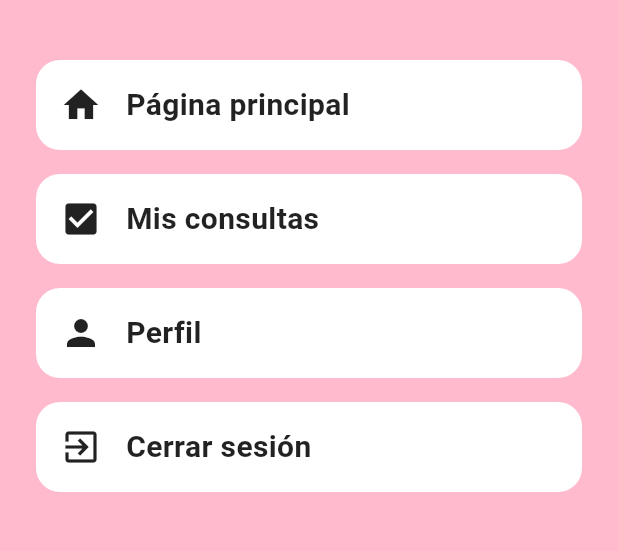
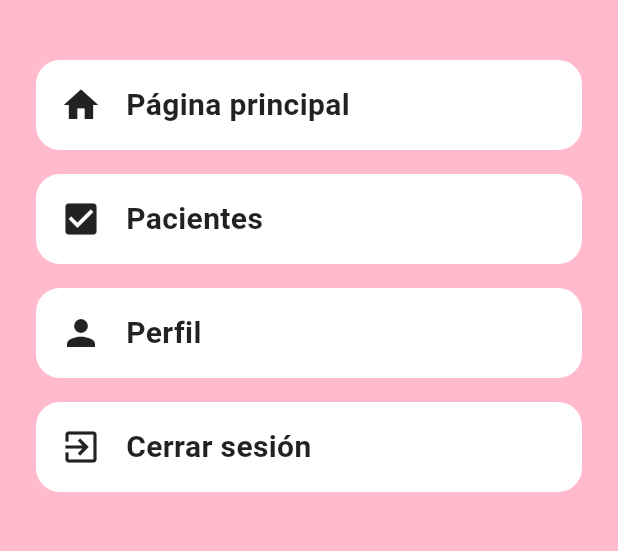
Before and after one commit to EQUIPO-B-Nombre/mobile_application, a Flutter app: the MenuPage screen opened by its route, on a phone screen of 412 x 824 dp, the part 96-647 px from its top. Run offline on Flutter 3.47's test engine with Material 3 defaults, Android fonts, the phone set to English and light mode, and no system bars.

Commit message:
feat(menu): add route

```diff
--- a/lib/app/menu/menu.dart
+++ b/lib/app/menu/menu.dart
@@ -1,4 +1,5 @@
 import 'package:flutter/material.dart';
+import 'package:mobile_application/app/patient_list/presentation/pages/patient_list.dart';
 
 class MenuPage extends StatelessWidget {
   const MenuPage({super.key});
@@ -86,18 +87,15 @@ class MenuPage extends StatelessWidget {
             ),
             _buildMenuItem(
               icon: Icons.check_box,
-              text: 'Mis consultas',
+              text: 'Pacientes',
               onTap: () {
-
+                Navigator.push(
+                  context,
+                  MaterialPageRoute(builder: (context) => const PatientList()),
+                );
               },
             ),
-            _buildMenuItem(
-              icon: Icons.person,
-              text: 'Perfil',
-              onTap: () {
-
-              },
-            ),
+            _buildMenuItem(icon: Icons.person, text: 'Perfil', onTap: () {}),
             _buildMenuItem(
               icon: Icons.exit_to_app,
               text: 'Cerrar sesión',
```
